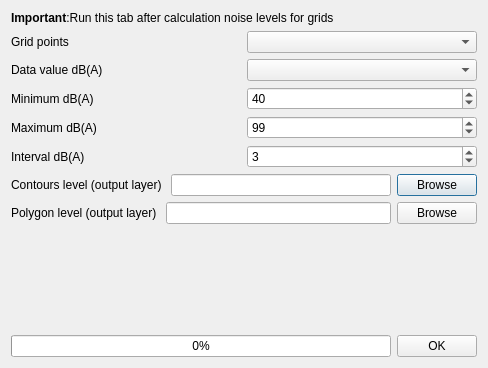
Qt form tools/ui_CreateGrid.ui (pierluigiderosa/openoise) before a commit.
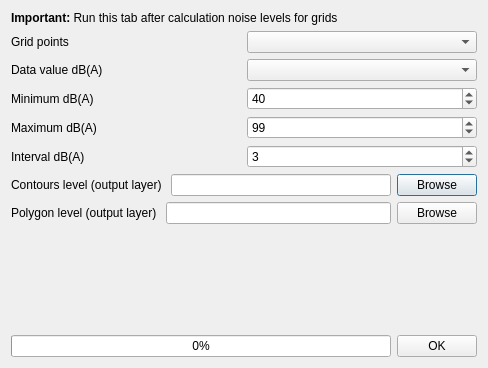
The same form after that commit. Custom widgets are drawn as their Qt base class.

Commit message: - added calculation for dwellings

```diff
--- a/tools/ui_CreateGrid.ui
+++ b/tools/ui_CreateGrid.ui
@@ -17,7 +17,7 @@
    <item>
     <widget class="QLabel" name="label_14">
      <property name="text">
-      <string>&lt;html&gt;&lt;head/&gt;&lt;body&gt;&lt;p&gt;&lt;span style=&quot; font-weight:600;&quot;&gt;Important&lt;/span&gt;:Run this tab after calculation noise levels for grids&lt;/p&gt;&lt;/body&gt;&lt;/html&gt;</string>
+      <string>&lt;html&gt;&lt;head/&gt;&lt;body&gt;&lt;p&gt;&lt;span style=&quot; font-weight:600;&quot;&gt;Important: &lt;/span&gt;Run this tab after calculation noise levels for grids&lt;/p&gt;&lt;/body&gt;&lt;/html&gt;</string>
      </property>
     </widget>
    </item>
```
The commit also changes 10 other files.
